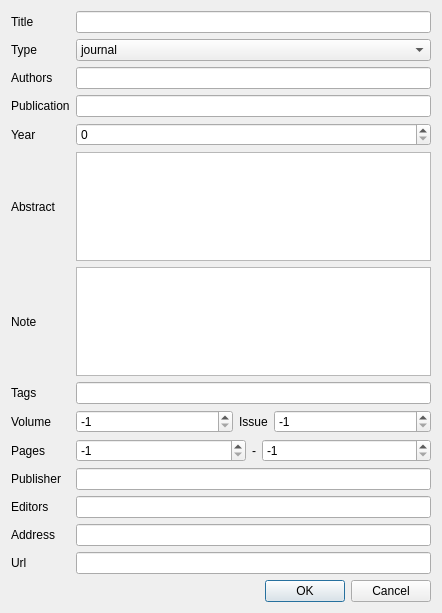
Above: PaperDlg.ui from congchenutd/papernet before the change. Below: the same form after it.
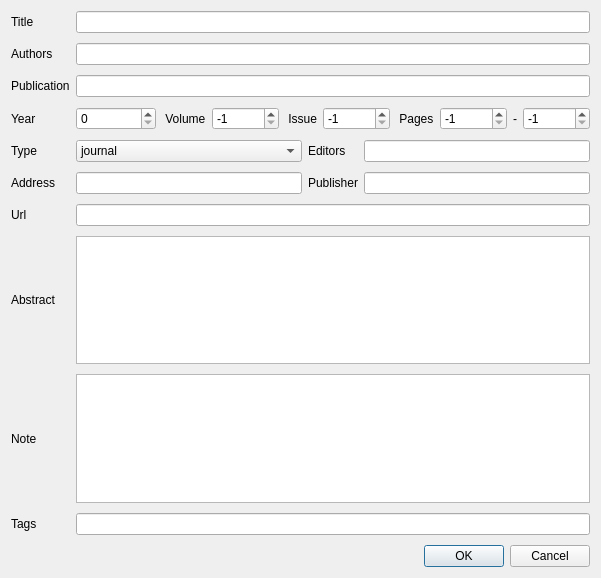
That is the form after the change.

The edit to the form file:
```diff
--- a/PaperDlg.ui
+++ b/PaperDlg.ui
@@ -6,82 +6,195 @@
    <rect>
     <x>0</x>
     <y>0</y>
-    <width>442</width>
-    <height>613</height>
+    <width>596</width>
+    <height>578</height>
    </rect>
   </property>
   <property name="windowTitle">
    <string>PaperDlg</string>
   </property>
   <layout class="QGridLayout" name="gridLayout">
-   <item row="12" column="0">
-    <widget class="QLabel" name="label_14">
+   <property name="verticalSpacing">
+    <number>10</number>
+   </property>
+   <item row="8" column="0">
+    <widget class="QLabel" name="label_4">
      <property name="text">
-      <string>Address</string>
+      <string>Note</string>
      </property>
     </widget>
    </item>
-   <item row="11" column="1">
-    <widget class="QLineEdit" name="leEditors"/>
-   </item>
-   <item row="10" column="0">
-    <widget class="QLabel" name="label_12">
+   <item row="9" column="0">
+    <widget class="QLabel" name="label_6">
      <property name="text">
-      <string>Publisher</string>
+      <string>Tags</string>
      </property>
     </widget>
    </item>
-   <item row="13" column="1">
-    <widget class="QLineEdit" name="leUrl"/>
+   <item row="8" column="1" colspan="3">
+    <widget class="QPlainTextEdit" name="teNote"/>
    </item>
-   <item row="14" column="1">
+   <item row="10" column="3">
     <widget class="QDialogButtonBox" name="buttonBox">
      <property name="standardButtons">
       <set>QDialogButtonBox::Cancel|QDialogButtonBox::Ok</set>
      </property>
     </widget>
    </item>
-   <item row="11" column="0">
-    <widget class="QLabel" name="label_13">
-     <property name="text">
-      <string>Editors</string>
-     </property>
-    </widget>
-   </item>
-   <item row="9" column="0">
-    <widget class="QLabel" name="label_10">
-     <property name="text">
-      <string>Pages</string>
-     </property>
-    </widget>
-   </item>
-   <item row="12" column="1">
-    <widget class="QLineEdit" name="leAddress"/>
-   </item>
-   <item row="7" column="1">
-    <widget class="QLineEdit" name="leTags"/>
-   </item>
-   <item row="13" column="0">
-    <widget class="QLabel" name="label_15">
-     <property name="text">
-      <string>Url</string>
-     </property>
-    </widget>
-   </item>
-   <item row="10" column="1">
-    <widget class="QLineEdit" name="lePublisher"/>
+   <item row="7" column="1" colspan="3">
+    <widget class="QPlainTextEdit" name="teAbstract"/>
    </item>
    <item row="7" column="0">
-    <widget class="QLabel" name="label_6">
+    <widget class="QLabel" name="label_3">
      <property name="text">
-      <string>Tags</string>
+      <string>Abstract</string>
      </property>
     </widget>
    </item>
-   <item row="8" column="0">
-    <widget class="QLabel" name="label_8">
+   <item row="3" column="1" colspan="3">
+    <layout class="QHBoxLayout" name="horizontalLayout">
+     <item>
+      <widget class="QSpinBox" name="sbYear">
+       <property name="sizePolicy">
+        <sizepolicy hsizetype="Expanding" vsizetype="Fixed">
+         <horstretch>0</horstretch>
+         <verstretch>0</verstretch>
+        </sizepolicy>
+       </property>
+       <property name="minimumSize">
+        <size>
+         <width>80</width>
+         <height>0</height>
+        </size>
+       </property>
+       <property name="maximum">
+        <number>3000</number>
+       </property>
+      </widget>
+     </item>
+     <item>
+      <widget class="QLabel" name="label_8">
+       <property name="text">
+        <string> Volume</string>
+       </property>
+      </widget>
+     </item>
+     <item>
+      <widget class="QSpinBox" name="sbVolume">
+       <property name="sizePolicy">
+        <sizepolicy hsizetype="Expanding" vsizetype="Fixed">
+         <horstretch>0</horstretch>
+         <verstretch>0</verstretch>
+        </sizepolicy>
+       </property>
+       <property name="minimum">
+        <number>-1</number>
+       </property>
+       <property name="maximum">
+        <number>999999999</number>
+       </property>
+       <property name="value">
+        <number>-1</number>
+       </property>
+      </widget>
+     </item>
+     <item>
+      <widget class="QLabel" name="label_9">
+       <property name="text">
+        <string> Issue</string>
+       </property>
+      </widget>
+     </item>
+     <item>
+      <widget class="QSpinBox" name="sbIssue">
+       <property name="sizePolicy">
+        <sizepolicy hsizetype="Expanding" vsizetype="Fixed">
+         <horstretch>0</horstretch>
+         <verstretch>0</verstretch>
+        </sizepolicy>
+       </property>
+       <property name="minimum">
+        <number>-1</number>
+       </property>
+       <property name="maximum">
+        <number>999999999</number>
+       </property>
+       <property name="value">
+        <number>-1</number>
+       </property>
+      </widget>
+     </item>
+     <item>
+      <widget class="QLabel" name="label_10">
+       <property name="text">
+        <string> Pages</string>
+       </property>
+      </widget>
+     </item>
+     <item>
+      <widget class="QSpinBox" name="sbStartPage">
+       <property name="sizePolicy">
+        <sizepolicy hsizetype="Expanding" vsizetype="Fixed">
+         <horstretch>0</horstretch>
+         <verstretch>0</verstretch>
+        </sizepolicy>
+       </property>
+       <property name="minimum">
+        <number>-1</number>
+       </property>
+       <property name="maximum">
+        <number>999999999</number>
+       </property>
+       <property name="value">
+        <number>-1</number>
+       </property>
+      </widget>
+     </item>
+     <item>
+      <widget class="QLabel" name="label_11">
+       <property name="text">
+        <string>-</string>
+       </property>
+      </widget>
+     </item>
+     <item>
+      <widget class="QSpinBox" name="sbEndPage">
+       <property name="sizePolicy">
+        <sizepolicy hsizetype="Expanding" vsizetype="Fixed">
+         <horstretch>0</horstretch>
+         <verstretch>0</verstretch>
+        </sizepolicy>
+       </property>
+       <property name="minimum">
+        <number>-1</number>
+       </property>
+       <property name="maximum">
+        <number>999999999</number>
+       </property>
+       <property name="value">
+        <number>-1</number>
+       </property>
+      </widget>
+     </item>
+    </layout>
+   </item>
+   <item row="2" column="1" colspan="3">
+    <widget class="QLineEdit" name="lePublication"/>
+   </item>
+   <item row="1" column="0">
+    <widget class="QLabel" name="Authors">
      <property name="text">
-      <string>Volume</string>
+      <string>Authors</string>
+     </property>
+    </widget>
+   </item>
+   <item row="5" column="1">
+    <widget class="QLineEdit" name="leAddress"/>
+   </item>
+   <item row="5" column="0">
+    <widget class="QLabel" name="label_14">
+     <property name="text">
+      <string>Address</string>
      </property>
     </widget>
    </item>
@@ -92,24 +205,61 @@
      </property>
     </widget>
    </item>
-   <item row="1" column="0">
+   <item row="5" column="2">
+    <widget class="QLabel" name="label_12">
+     <property name="text">
+      <string>Publisher</string>
+     </property>
+    </widget>
+   </item>
+   <item row="4" column="0">
     <widget class="QLabel" name="label_7">
      <property name="text">
       <string>Type</string>
      </property>
     </widget>
    </item>
-   <item row="0" column="1">
-    <widget class="QLineEdit" name="leTitle"/>
+   <item row="4" column="3">
+    <widget class="QLineEdit" name="leEditors"/>
+   </item>
+   <item row="6" column="0">
+    <widget class="QLabel" name="label_15">
+     <property name="text">
+      <string>Url</string>
+     </property>
+    </widget>
+   </item>
+   <item row="4" column="2">
+    <widget class="QLabel" name="label_13">
+     <property name="text">
+      <string>Editors</string>
+     </property>
+    </widget>
    </item>
    <item row="2" column="0">
-    <widget class="QLabel" name="Authors">
+    <widget class="QLabel" name="label_2">
      <property name="text">
-      <string>Authors</string>
+      <string>Publication</string>
      </property>
     </widget>
    </item>
-   <item row="1" column="1">
+   <item row="3" column="0">
+    <widget class="QLabel" name="label_5">
+     <property name="text">
+      <string>Year</string>
+     </property>
+    </widget>
+   </item>
+   <item row="1" column="1" colspan="3">
+    <widget class="QLineEdit" name="leAuthors"/>
+   </item>
+   <item row="0" column="1" colspan="3">
+    <widget class="QLineEdit" name="leTitle"/>
+   </item>
+   <item row="6" column="1" colspan="3">
+    <widget class="QLineEdit" name="leUrl"/>
+   </item>
+   <item row="4" column="1">
     <widget class="QComboBox" name="comboType">
      <item>
       <property name="text">
@@ -153,156 +303,11 @@
      </item>
     </widget>
    </item>
-   <item row="2" column="1">
-    <widget class="QLineEdit" name="leAuthors"/>
+   <item row="5" column="3">
+    <widget class="QLineEdit" name="lePublisher"/>
    </item>
-   <item row="3" column="0">
-    <widget class="QLabel" name="label_2">
-     <property name="text">
-      <string>Publication</string>
-     </property>
-    </widget>
-   </item>
-   <item row="3" column="1">
-    <widget class="QLineEdit" name="lePublication"/>
-   </item>
-   <item row="4" column="0">
-    <widget class="QLabel" name="label_5">
-     <property name="text">
-      <string>Year</string>
-     </property>
-    </widget>
-   </item>
-   <item row="4" column="1">
-    <widget class="QSpinBox" name="sbYear">
-     <property name="sizePolicy">
-      <sizepolicy hsizetype="Expanding" vsizetype="Fixed">
-       <horstretch>0</horstretch>
-       <verstretch>0</verstretch>
-      </sizepolicy>
-     </property>
-     <property name="maximum">
-      <number>3000</number>
-     </property>
-    </widget>
-   </item>
-   <item row="5" column="0">
-    <widget class="QLabel" name="label_3">
-     <property name="text">
-      <string>Abstract</string>
-     </property>
-    </widget>
-   </item>
-   <item row="5" column="1">
-    <widget class="QPlainTextEdit" name="teAbstract"/>
-   </item>
-   <item row="6" column="0">
-    <widget class="QLabel" name="label_4">
-     <property name="text">
-      <string>Note</string>
-     </property>
-    </widget>
-   </item>
-   <item row="6" column="1">
-    <widget class="QPlainTextEdit" name="teNote"/>
-   </item>
-   <item row="8" column="1">
-    <layout class="QHBoxLayout" name="horizontalLayout_2">
-     <item>
-      <widget class="QSpinBox" name="sbVolume">
-       <property name="sizePolicy">
-        <sizepolicy hsizetype="Expanding" vsizetype="Fixed">
-         <horstretch>0</horstretch>
-         <verstretch>0</verstretch>
-        </sizepolicy>
-       </property>
-       <property name="minimum">
-        <number>-1</number>
-       </property>
-       <property name="maximum">
-        <number>999999999</number>
-       </property>
-       <property name="value">
-        <number>-1</number>
-       </property>
-      </widget>
-     </item>
-     <item>
-      <widget class="QLabel" name="label_9">
-       <property name="text">
-        <string>Issue</string>
-       </property>
-      </widget>
-     </item>
-     <item>
-      <widget class="QSpinBox" name="sbIssue">
-       <property name="sizePolicy">
-        <sizepolicy hsizetype="Expanding" vsizetype="Fixed">
-         <horstretch>0</horstretch>
-         <verstretch>0</verstretch>
-        </sizepolicy>
-       </property>
-       <property name="minimum">
-        <number>-1</number>
-       </property>
-       <property name="maximum">
-        <number>999999999</number>
-       </property>
-       <property name="value">
-        <number>-1</number>
-       </property>
-      </widget>
-     </item>
-    </layout>
-   </item>
-   <item row="9" column="1">
-    <layout class="QHBoxLayout" name="horizontalLayout">
-     <item>
-      <widget class="QSpinBox" name="sbStartPage">
-       <property name="sizePolicy">
-        <sizepolicy hsizetype="Expanding" vsizetype="Fixed">
-         <horstretch>0</horstretch>
-         <verstretch>0</verstretch>
-        </sizepolicy>
-       </property>
-       <property name="minimum">
-        <number>-1</number>
-       </property>
-       <property name="maximum">
-        <number>999999999</number>
-       </property>
-       <property name="value">
-        <number>-1</number>
-       </property>
-      </widget>
-     </item>
-     <item>
-      <widget class="QLabel" name="label_11">
-       <property name="text">
-        <string>-</string>
-       </property>
-      </widget>
-     </item>
-     <item>
-      <widget class="QSpinBox" name="sbEndPage">
-       <property name="sizePolicy">
-        <sizepolicy hsizetype="Expanding" vsizetype="Fixed">
-         <horstretch>0</horstretch>
-         <verstretch>0</verstretch>
-        </sizepolicy>
-       </property>
-       <property name="minimum">
-        <number>-1</number>
-       </property>
-       <property name="maximum">
-        <number>999999999</number>
-       </property>
-       <property name="value">
-        <number>-1</number>
-       </property>
-      </widget>
-     </item>
-    </layout>
+   <item row="9" column="1" colspan="3">
+    <widget class="QLineEdit" name="leTags"/>
    </item>
   </layout>
  </widget>
```
Left out of the diff: 10 changed lines with no effect on the pictures.
